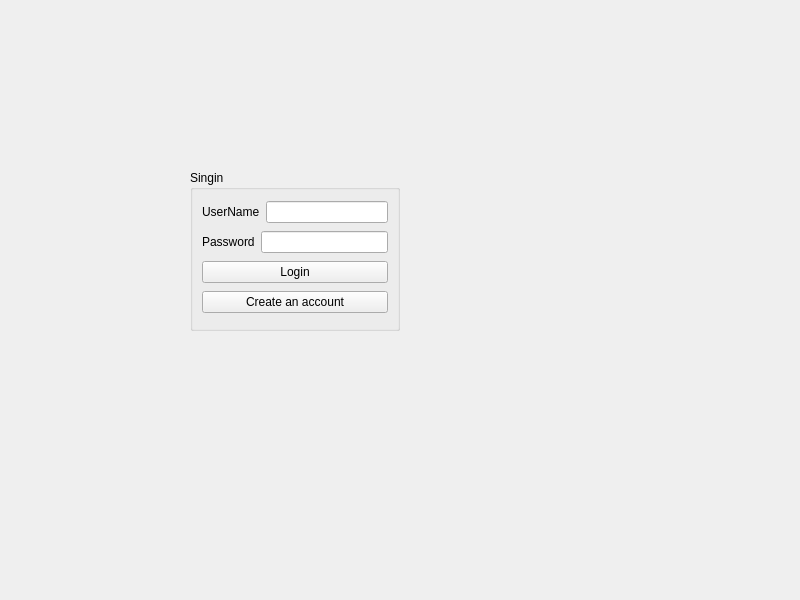
First picture: the form in Login.ui, repository ChristianCavallo/Chat-Client, before the edit.
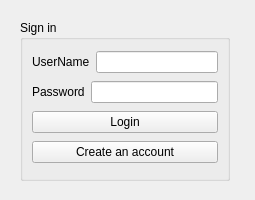
Second picture: the form after the edit.

The edit to the form file:
```diff
--- a/Login.ui
+++ b/Login.ui
@@ -6,10 +6,22 @@
    <rect>
     <x>0</x>
     <y>0</y>
-    <width>800</width>
-    <height>600</height>
+    <width>255</width>
+    <height>200</height>
    </rect>
   </property>
+  <property name="minimumSize">
+   <size>
+    <width>255</width>
+    <height>200</height>
+   </size>
+  </property>
+  <property name="maximumSize">
+   <size>
+    <width>255</width>
+    <height>200</height>
+   </size>
+  </property>
   <property name="windowTitle">
    <string>MainWindow</string>
   </property>
@@ -17,14 +29,14 @@
    <widget class="QGroupBox" name="groupBox">
     <property name="geometry">
      <rect>
-      <x>190</x>
-      <y>170</y>
+      <x>20</x>
+      <y>20</y>
       <width>210</width>
       <height>161</height>
      </rect>
     </property>
     <property name="title">
-     <string>Singin</string>
+     <string>Sign in</string>
     </property>
     <layout class="QVBoxLayout" name="verticalLayout">
      <item>
```
Left out of the diff: 8 changed lines with no effect on the pictures.
